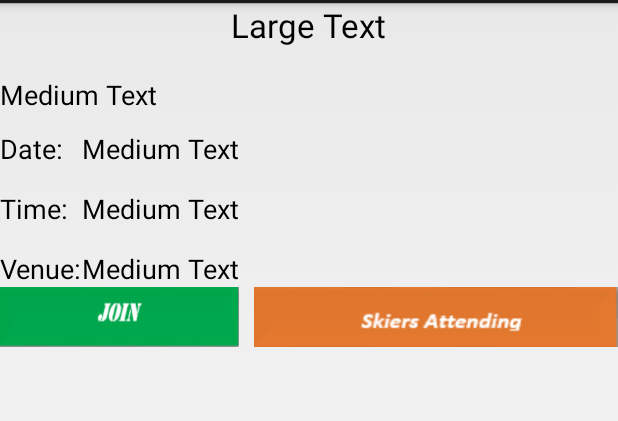
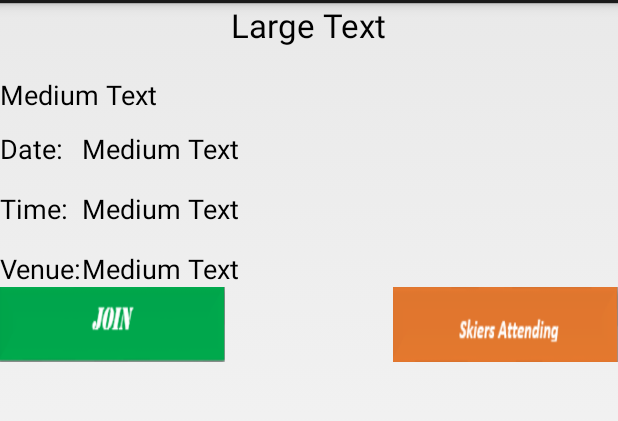
Before and after one commit to anusharavikumar/Team08, an Android app: the layout rowtemplate.xml on its own in the app's theme, with its tools: preview values and no code run, on a phone screen of 412 x 824 dp, the part 69-490 px from its top. Run offline under Robolectric (Android 15) with nearby library versions, the phone set to English and light mode, and no system bars.

Commit message:
Update rowtemplate.xml

```diff
--- a/SkiBuddy/app/src/main/res/layout/rowtemplate.xml
+++ b/SkiBuddy/app/src/main/res/layout/rowtemplate.xml
@@ -22,7 +22,7 @@
         android:visibility = "invisible"
         android:id="@+id/eventid"
         android:layout_below="@+id/name"
-        />
+      />
 
     <TextView
         android:layout_width="wrap_content"
@@ -72,12 +72,12 @@
         android:id="@+id/checkBox"
         android:button="@null"
         android:background="@drawable/favorite"
-        android:layout_width="100dp"
-        android:layout_height="40dp"
+        android:layout_width="150dp"
+        android:layout_height="50dp"
 
         android:layout_below="@+id/venue"
         android:layout_alignParentStart="true"
-        android:layout_toStartOf="@+id/friendButton" />
+         />
 
     <TextView
         android:layout_width="wrap_content"
@@ -119,7 +119,7 @@
         android:layout_alignParentStart="true" />
 
     <Button
-        android:layout_width="wrap_content"
+        android:layout_width="150dp"
         android:layout_height="wrap_content"
 
         android:id="@+id/friendButton"
@@ -127,7 +127,6 @@
         android:background="@drawable/skiers"
         android:layout_alignParentEnd="true"
         android:layout_alignBottom="@+id/checkBox"
-        android:layout_marginLeft="10dp"
-        android:layout_toEndOf="@+id/venue"
         android:layout_alignTop="@+id/checkBox" />
+
 </RelativeLayout>
```
